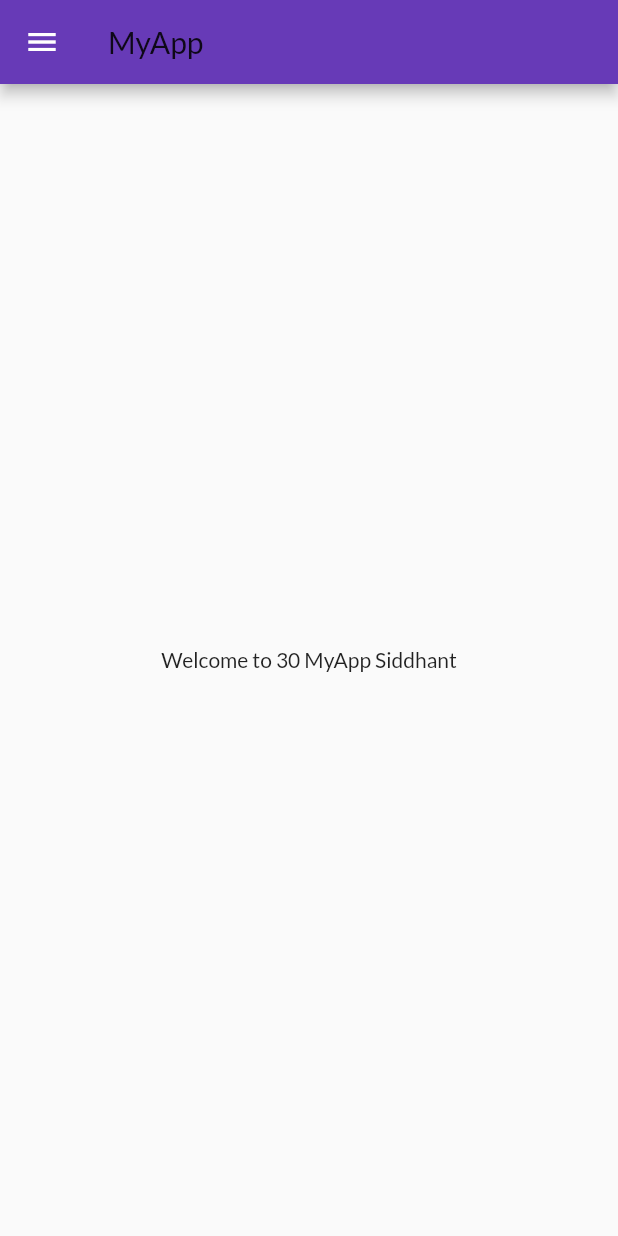
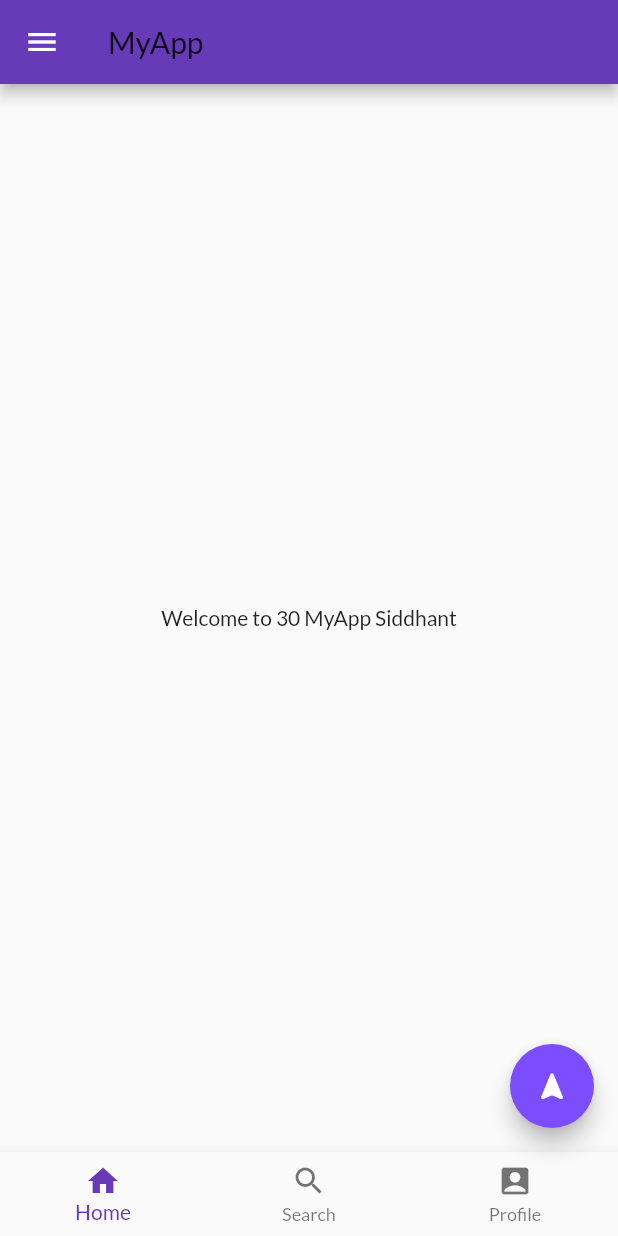
Before and after one commit to siddhant-debug/30daysofflutter, a Flutter app: the Homepage screen opened by its route, on a phone screen of 412 x 824 dp. Run offline on Flutter 3.47's test engine with Material 2 defaults, Android fonts, the phone set to English and light mode, and no system bars; our stand-ins replace google_fonts.

Commit message:
DAY8 completed

```diff
--- a/lib/pages/home.dart
+++ b/lib/pages/home.dart
@@ -10,6 +10,29 @@ class Homepage extends StatelessWidget {
       appBar: AppBar(
         title: Text("MyApp"),
       ),
+      bottomNavigationBar: BottomNavigationBar(
+        currentIndex: 0,
+        fixedColor: Colors.deepPurple,
+        items: [
+          BottomNavigationBarItem(
+            label: "Home",
+            icon: Icon(Icons.home),
+          ),
+          BottomNavigationBarItem(
+            label: "Search",
+            icon: Icon(Icons.search),
+          ),
+          BottomNavigationBarItem(
+            label: "Profile",
+            icon: Icon(Icons.account_box),
+          ),
+        ],
+      ),
+      floatingActionButton: FloatingActionButton(
+        child: Icon(Icons.navigation_rounded),
+        backgroundColor: Colors.deepPurpleAccent,
+        onPressed: () {},
+      ),
       body: Center(
         child: Container(
           child: Text("Welcome to $days MyApp $name"),
--- a/pubspec.yaml
+++ b/pubspec.yaml
@@ -23,6 +23,7 @@ environment:
 dependencies:
   flutter:
     sdk: flutter
+
 
   # The following adds the Cupertino Icons font to your application.
   # Use with the CupertinoIcons class for iOS style icons.
```
